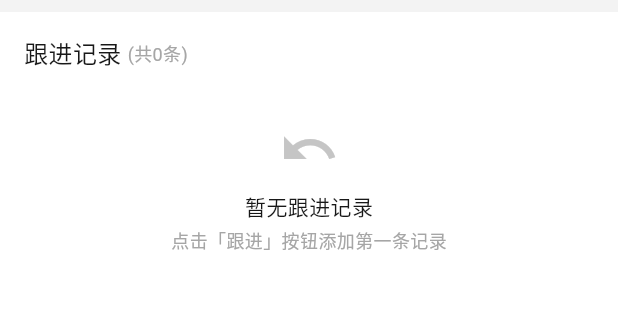
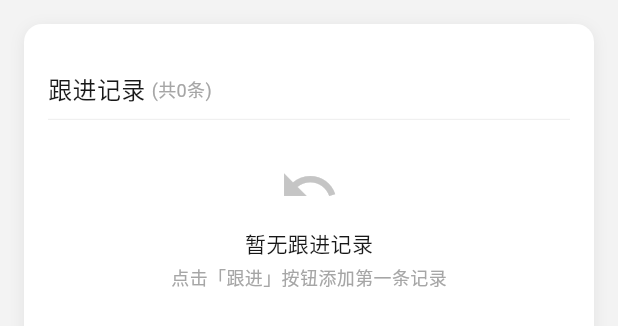
Before and after one commit to fengcms/telemarketing-saas-app, a Flutter app: the FollowUpTimeline widget shown alone on an empty page, opened directly with empty values, on a phone screen of 412 x 824 dp. Shown: the top 326 px of the screen. Run offline on Flutter 3.47's test engine with Material 3 defaults, Android fonts, the phone set to English and light mode, and no system bars; our stand-ins replace connectivity_plus, dio, flutter_riverpod, flutter_secure_storage, package_info_plus, shared_preferences; missing offline and left inert: alice, alice_dio; accounts and stored records are empty; network calls fail.

Commit message:
fix: 线索详情页卡片间距 & 跟进记录卡片化
1. 最近日程/最近通话：标题到分割线的间距 16px→8px
2. 跟进记录：Container → AppCardSection，统一卡片风格
3. 三区块间距 8px→16px（与首页一致）
4. 跟进记录骨架屏也改用 AppCardSection

```diff
--- a/lib/pages/leads/widgets/call_records_section.dart
+++ b/lib/pages/leads/widgets/call_records_section.dart
@@ -36,12 +36,12 @@ class CallRecordsSection extends ConsumerWidget {
     final isManager = _isManager(authState.user?.role);
 
     return AppCardSection(
-      margin: const EdgeInsets.fromLTRB(16, 8, 16, 0),
+      margin: const EdgeInsets.fromLTRB(16, 16, 16, 0),
       child: Column(
         crossAxisAlignment: CrossAxisAlignment.start,
         children: [
           _buildHeader(context),
-          const SizedBox(height: 16),
+          const SizedBox(height: 8),
           const Divider(height: 1, color: BrandColors.border),
           const SizedBox(height: 8),
           if (isLoading && records.isEmpty)
--- a/lib/pages/leads/widgets/follow_up_timeline.dart
+++ b/lib/pages/leads/widgets/follow_up_timeline.dart
@@ -8,6 +8,7 @@ library;
 import 'package:flutter/material.dart';
 import 'package:telemarketing_app/models/follow_up_record.dart';
 import 'package:telemarketing_app/theme/color_scheme.dart';
+import 'package:telemarketing_app/widgets/app_card_section.dart';
 import 'follow_up_card.dart';
 import 'edit_follow_up_dialog.dart';
 import 'delete_confirm_dialog.dart';
@@ -70,17 +71,16 @@ class _FollowUpTimelineState extends State<FollowUpTimeline> {
       return _buildLoadingSkeleton();
     }
 
-    return Container(
-      margin: const EdgeInsets.only(top: 8),
-      decoration: const BoxDecoration(
-        color: Colors.white,
-      ),
+    return AppCardSection(
+      margin: const EdgeInsets.fromLTRB(16, 16, 16, 0),
       child: Column(
         crossAxisAlignment: CrossAxisAlignment.start,
         children: [
           // 标题
           _buildHeader(),
-          const SizedBox(height: 16),
+          const SizedBox(height: 8),
+          const Divider(height: 1, color: BrandColors.border),
+          const SizedBox(height: 8),
           // 加载失败：行内重试
           if (widget.errorMessage != null)
             _buildErrorState()
@@ -98,9 +98,7 @@ class _FollowUpTimelineState extends State<FollowUpTimeline> {
   // ── 标题 ──
 
   Widget _buildHeader() {
-    return Padding(
-      padding: const EdgeInsets.fromLTRB(16, 16, 16, 0),
-      child: Row(
+    return Row(
       children: [
         const Text(
           '跟进记录',
@@ -119,7 +117,6 @@ class _FollowUpTimelineState extends State<FollowUpTimeline> {
           ),
         ),
       ],
-      ),
     );
   }
 
@@ -184,10 +181,8 @@ class _FollowUpTimelineState extends State<FollowUpTimeline> {
   // ── 加载骨架 ──
 
   Widget _buildLoadingSkeleton() {
-    return Container(
-      color: Colors.white,
-      margin: const EdgeInsets.only(top: 8),
-      padding: const EdgeInsets.all(16),
+    return AppCardSection(
+      margin: const EdgeInsets.fromLTRB(16, 16, 16, 0),
       child: Column(
         crossAxisAlignment: CrossAxisAlignment.start,
         children: [
--- a/lib/pages/leads/widgets/schedule_section.dart
+++ b/lib/pages/leads/widgets/schedule_section.dart
@@ -19,12 +19,12 @@ class ScheduleSection extends StatelessWidget {
   @override
   Widget build(BuildContext context) {
     return AppCardSection(
-      margin: const EdgeInsets.fromLTRB(16, 8, 16, 0),
+      margin: const EdgeInsets.fromLTRB(16, 16, 16, 0),
       child: Column(
         crossAxisAlignment: CrossAxisAlignment.start,
         children: [
           _buildHeader(),
-          const SizedBox(height: 16),
+          const SizedBox(height: 8),
           const Divider(height: 1, color: BrandColors.border),
           const SizedBox(height: 8),
           if (schedules.isEmpty) _buildEmptyState() else _buildList(),
```
Lines whose indentation alone changed are shown as unchanged.
